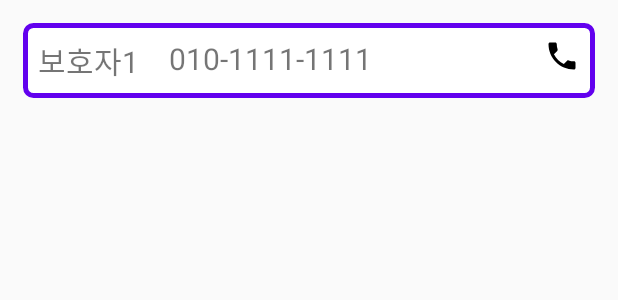
After one commit to show981111/healthBand_protector, an Android app: the layout list_item_guardian.xml on its own in the app's theme, with its tools: preview values and no code run, on a phone screen of 412 x 824 dp. The commit adds this screen. Shown: the top 300 px of the screen. Run offline under Robolectric (Android 15) with nearby library versions, the phone set to English and light mode, and no system bars.

Commit message:
implement adding guardians and recyclerview for guardian lists

```diff
--- a/app/build.gradle
+++ b/app/build.gradle
@@ -37,4 +37,8 @@ dependencies {
 
     implementation 'com.vise.xiaoyaoyou:baseble:2.0.5'
 
+    implementation "androidx.recyclerview:recyclerview:1.1.0"
+    // For control over item selection of both touch and mouse driven selection
+    implementation "androidx.recyclerview:recyclerview-selection:1.1.0-rc01"
+
 }
--- a/app/src/main/java/com/hanium/healthband/ConnectTcp.java
+++ b/app/src/main/java/com/hanium/healthband/ConnectTcp.java
@@ -42,7 +42,7 @@ public class ConnectTcp {
                         // ...
                         try { //클라이언트 소켓 생성
 
-                            socket = new Socket("3.34.84.225", 5656);
+                            socket = new Socket("13.125.245.251", 5656);
                             Log.e(TAG, "success");
                             isSuccess = 1;
 
@@ -112,6 +112,7 @@ public class ConnectTcp {
             public void run() {
                 super.run();
                 try {
+                    Log.w("tcp send additional", data);
                     out = socket.getOutputStream();
                     out.write(data.getBytes());
                     out.flush();
--- /dev/null
+++ b/app/src/main/java/com/hanium/healthband/postData/postGuardian.java
@@ -0,0 +1,4 @@
+package com.hanium.healthband.postData;
+
+public class postGuardian {
+}
--- /dev/null
+++ b/app/src/main/res/drawable/ic_add.xml
@@ -0,0 +1,5 @@
+<vector android:height="28dp" android:tint="#321780"
+    android:viewportHeight="24.0" android:viewportWidth="24.0"
+    android:width="28dp" xmlns:android="http://schemas.android.com/apk/res/android">
+    <path android:fillColor="#FF000000" android:pathData="M13,7h-2v4L7,11v2h4v4h2v-4h4v-2h-4L13,7zM12,2C6.48,2 2,6.48 2,12s4.48,10 10,10 10,-4.48 10,-10S17.52,2 12,2zM12,20c-4.41,0 -8,-3.59 -8,-8s3.59,-8 8,-8 8,3.59 8,8 -3.59,8 -8,8z"/>
+</vector>
--- /dev/null
+++ b/app/src/main/res/layout/list_item_guardian.xml
@@ -0,0 +1,46 @@
+<?xml version="1.0" encoding="utf-8"?>
+<LinearLayout
+    xmlns:android="http://schemas.android.com/apk/res/android" android:layout_width="match_parent"
+    android:layout_height="match_parent">
+
+    <RelativeLayout
+        android:layout_marginLeft="15dp"
+        android:layout_marginRight="15dp"
+        android:layout_marginTop="15dp"
+        android:layout_width="wrap_content"
+        android:background="@drawable/button_background"
+        android:layout_height="wrap_content">
+
+        <TextView
+            android:layout_alignParentTop="true"
+            android:layout_alignParentStart="true"
+            android:text="보호자1"
+            android:padding="10dp"
+            android:textSize="20sp"
+            android:layout_width="wrap_content"
+            android:layout_height="wrap_content"
+            android:id="@+id/tv_guardianName"
+            />
+
+        <TextView
+            android:paddingLeft="10dp"
+            android:layout_alignParentTop="true"
+            android:textSize="20sp"
+            android:layout_toEndOf="@+id/tv_guardianName"
+            android:text="010-1111-1111"
+            android:padding="10dp"
+            android:layout_width="wrap_content"
+            android:layout_height="wrap_content"
+            android:id="@+id/tv_guardianPhone"/>
+
+        <ImageButton
+            android:id="@+id/ib_guardianPhone"
+            android:layout_width="wrap_content"
+            android:layout_height="wrap_content"
+            android:src="@drawable/ic_phone"
+            android:layout_alignParentEnd="true"
+            android:padding="10dp"
+            android:background="@null"/>
+    </RelativeLayout>
+
+</LinearLayout>
```
Also changed, not shown: app/src/main/java/com/hanium/healthband/DeviceControlActivity.java (+47 -0 lines), app/src/main/java/com/hanium/healthband/LoginActivity.java (+5 -2 lines), app/src/main/java/com/hanium/healthband/MainActivity.java (+33 -8 lines), app/src/main/java/com/hanium/healthband/fetchData/fetchGuardiansList.java (added, +86 -0 lines), app/src/main/java/com/hanium/healthband/model/User.java (+36 -4 lines), app/src/main/java/com/hanium/healthband/recyclerView/guardiansListAdapter.java (added, +43 -0 lines), app/src/main/java/com/hanium/healthband/recyclerView/guardiansViewHolder.java (added, +23 -0 lines), app/src/main/res/layout/gatt_services_characteristics.xml (+33 -0 lines), 1 other file.
